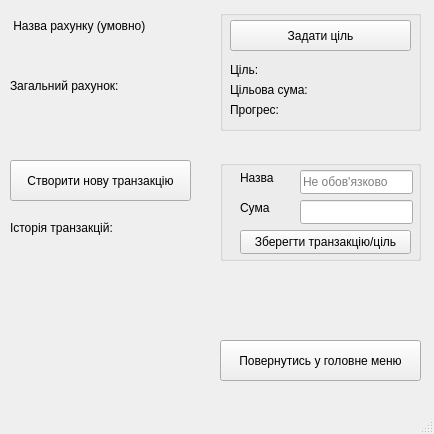
Before: the Qt Designer form Finance_tracker_project/finaccountwindow.ui in OleksiyKhanov/money_manager_project, drawn with Qt 5.
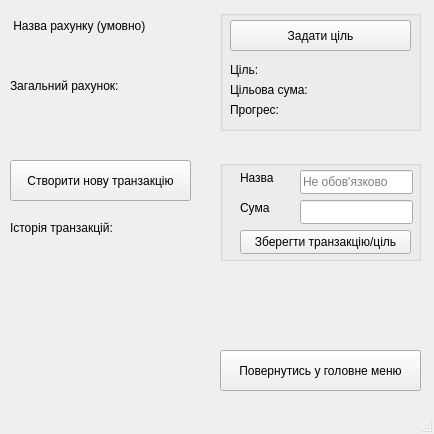
After: the same form once the commit is applied.

Patch:
```diff
--- a/Finance_tracker_project/finaccountwindow.ui
+++ b/Finance_tracker_project/finaccountwindow.ui
@@ -70,7 +70,7 @@
     <property name="geometry">
      <rect>
       <x>220</x>
-      <y>340</y>
+      <y>350</y>
       <width>201</width>
       <height>41</height>
      </rect>
```
